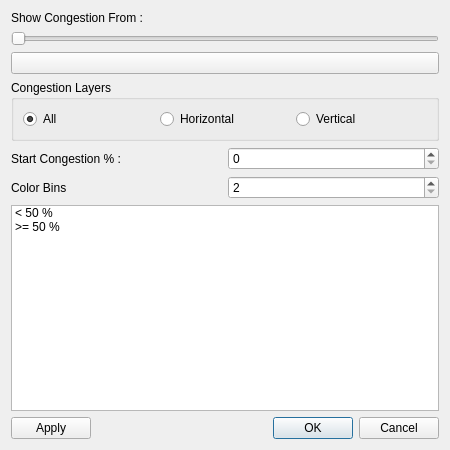
cunqinglan/OpenROAD_LRF, file src/gui/ui/congestionSetup.ui: the form before one commit.
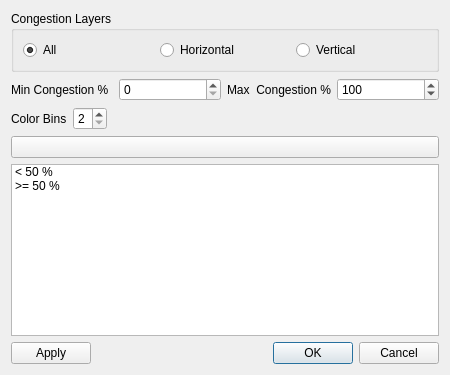
The form after the commit.

Commit message: Fixed Congestion Dialog Bix issues and added ui for Timing Debug

Patch:
```diff
--- a/src/gui/ui/congestionSetup.ui
+++ b/src/gui/ui/congestionSetup.ui
@@ -7,67 +7,27 @@
     <x>0</x>
     <y>0</y>
     <width>450</width>
-    <height>450</height>
+    <height>375</height>
    </rect>
   </property>
   <property name="minimumSize">
    <size>
     <width>450</width>
-    <height>450</height>
+    <height>375</height>
+   </size>
+  </property>
+  <property name="maximumSize">
+   <size>
+    <width>450</width>
+    <height>375</height>
    </size>
   </property>
   <property name="windowTitle">
    <string>Congestion Setup</string>
   </property>
-  <layout class="QGridLayout" name="gridLayout_3">
+  <layout class="QGridLayout" name="gridLayout">
    <item row="0" column="0">
     <layout class="QVBoxLayout" name="verticalLayout">
-     <item>
-      <layout class="QVBoxLayout" name="verticalLayout_3">
-       <item>
-        <widget class="QLabel" name="label_3">
-         <property name="text">
-          <string>Show Congestion From :</string>
-         </property>
-        </widget>
-       </item>
-       <item>
-        <widget class="QSlider" name="minCongestionSlider">
-         <property name="maximum">
-          <number>100</number>
-         </property>
-         <property name="sliderPosition">
-          <number>0</number>
-         </property>
-         <property name="orientation">
-          <enum>Qt::Horizontal</enum>
-         </property>
-         <property name="invertedAppearance">
-          <bool>false</bool>
-         </property>
-         <property name="invertedControls">
-          <bool>true</bool>
-         </property>
-         <property name="tickPosition">
-          <enum>QSlider::NoTicks</enum>
-         </property>
-        </widget>
-       </item>
-      </layout>
-     </item>
-     <item>
-      <widget class="QPushButton" name="congestionButton">
-       <property name="minimumSize">
-        <size>
-         <width>100</width>
-         <height>0</height>
-        </size>
-       </property>
-       <property name="text">
-        <string/>
-       </property>
-      </widget>
-     </item>
      <item>
       <widget class="QGroupBox" name="groupBox">
        <property name="title">
@@ -75,8 +35,6 @@
        </property>
        <layout class="QGridLayout" name="gridLayout_2">
         <item row="0" column="0">
-         <layout class="QHBoxLayout" name="horizontalLayout">
-          <item>
            <widget class="QRadioButton" name="bothCongDir">
             <property name="text">
              <string>All</string>
@@ -86,14 +44,14 @@
             </property>
            </widget>
           </item>
-          <item>
+        <item row="0" column="1">
            <widget class="QRadioButton" name="horCongDir">
             <property name="text">
              <string>Horizontal</string>
             </property>
            </widget>
           </item>
-          <item>
+        <item row="0" column="2">
            <widget class="QRadioButton" name="verCongDir">
             <property name="text">
              <string>Vertical</string>
@@ -101,13 +59,49 @@
            </widget>
           </item>
          </layout>
-        </item>
-       </layout>
+      </widget>
+     </item>
+     <item>
+      <layout class="QHBoxLayout" name="horizontalLayout_3">
+       <item>
+        <widget class="QLabel" name="label">
+         <property name="text">
+          <string>Min Congestion %</string>
+         </property>
+        </widget>
+       </item>
+       <item>
+        <widget class="QSpinBox" name="startCongestionSpinBox"/>
+       </item>
+       <item>
+        <widget class="QLabel" name="label_2">
+         <property name="text">
+          <string>Max  Congestion %</string>
+         </property>
+        </widget>
+       </item>
+       <item>
+        <widget class="QSpinBox" name="endCongestionSpinBox">
+         <property name="maximum">
+          <number>200</number>
+         </property>
+         <property name="value">
+          <number>100</number>
+         </property>
+        </widget>
+       </item>
+      </layout>
+     </item>
+     <item>
+      <layout class="QHBoxLayout" name="horizontalLayout">
+       <item>
+        <widget class="QLabel" name="label_4">
+         <property name="text">
+          <string>Color Bins</string>
+         </property>
       </widget>
      </item>
      <item>
-      <layout class="QGridLayout" name="gridLayout">
-       <item row="1" column="1">
         <widget class="QSpinBox" name="spinBox">
          <property name="minimum">
           <number>2</number>
@@ -117,25 +111,40 @@
          </property>
         </widget>
        </item>
-       <item row="0" column="1">
-        <widget class="QSpinBox" name="startCongestionSpinBox"/>
-       </item>
-       <item row="1" column="0">
-        <widget class="QLabel" name="label_4">
-         <property name="text">
-          <string>Color Bins</string>
+       <item>
+        <spacer name="horizontalSpacer_2">
+         <property name="orientation">
+          <enum>Qt::Horizontal</enum>
          </property>
-        </widget>
-       </item>
-       <item row="0" column="0">
-        <widget class="QLabel" name="label">
-         <property name="text">
-          <string>Start Congestion % :</string>
+         <property name="sizeHint" stdset="0">
+          <size>
+           <width>228</width>
+           <height>20</height>
+          </size>
          </property>
-        </widget>
+        </spacer>
        </item>
       </layout>
      </item>
+     <item>
+      <widget class="QPushButton" name="congestionButton">
+       <property name="sizePolicy">
+        <sizepolicy hsizetype="MinimumExpanding" vsizetype="Fixed">
+         <horstretch>0</horstretch>
+         <verstretch>0</verstretch>
+        </sizepolicy>
+       </property>
+       <property name="minimumSize">
+        <size>
+         <width>125</width>
+         <height>0</height>
+        </size>
+       </property>
+       <property name="text">
+        <string/>
+       </property>
+      </widget>
+     </item>
      <item>
       <widget class="QListWidget" name="colorRangeListWidget">
        <item>
```
Lines whose indentation alone changed are shown as unchanged. The commit also changes 9 other files.
